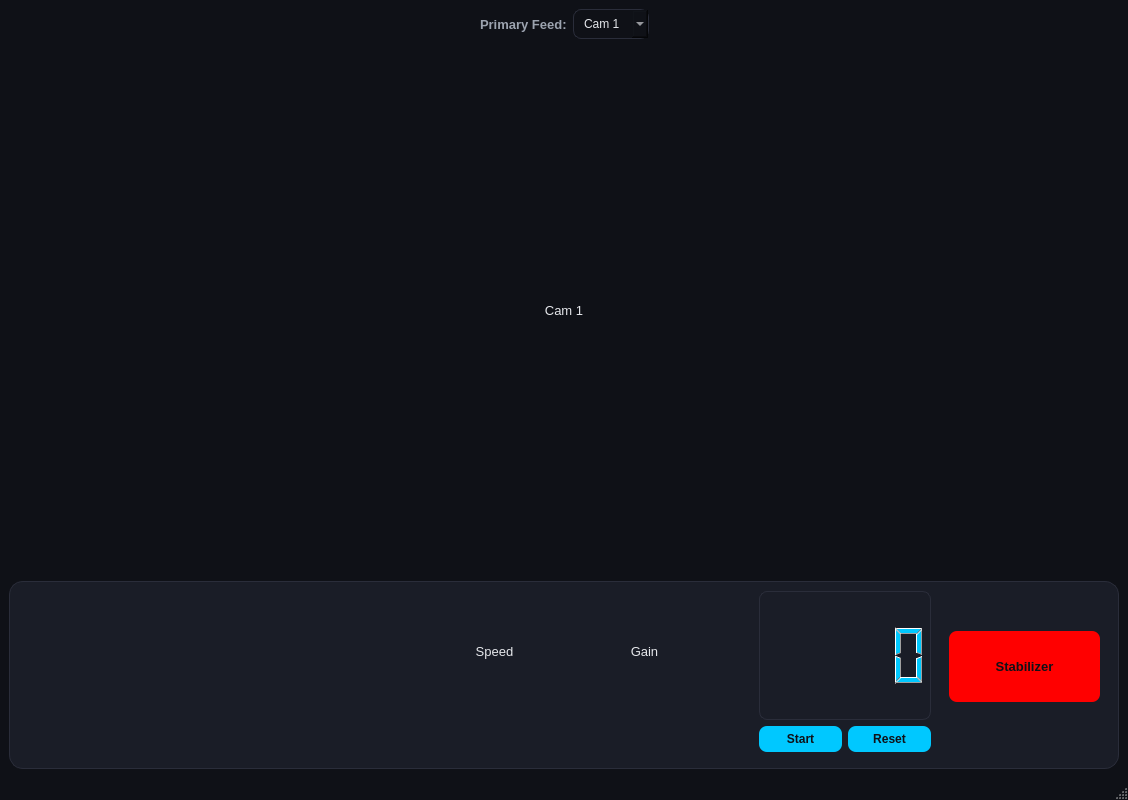
This is Front/copilot.ui in Omar-Tabouna/nautix-2026 as Qt 5 draws it before an edit. The edited form follows.
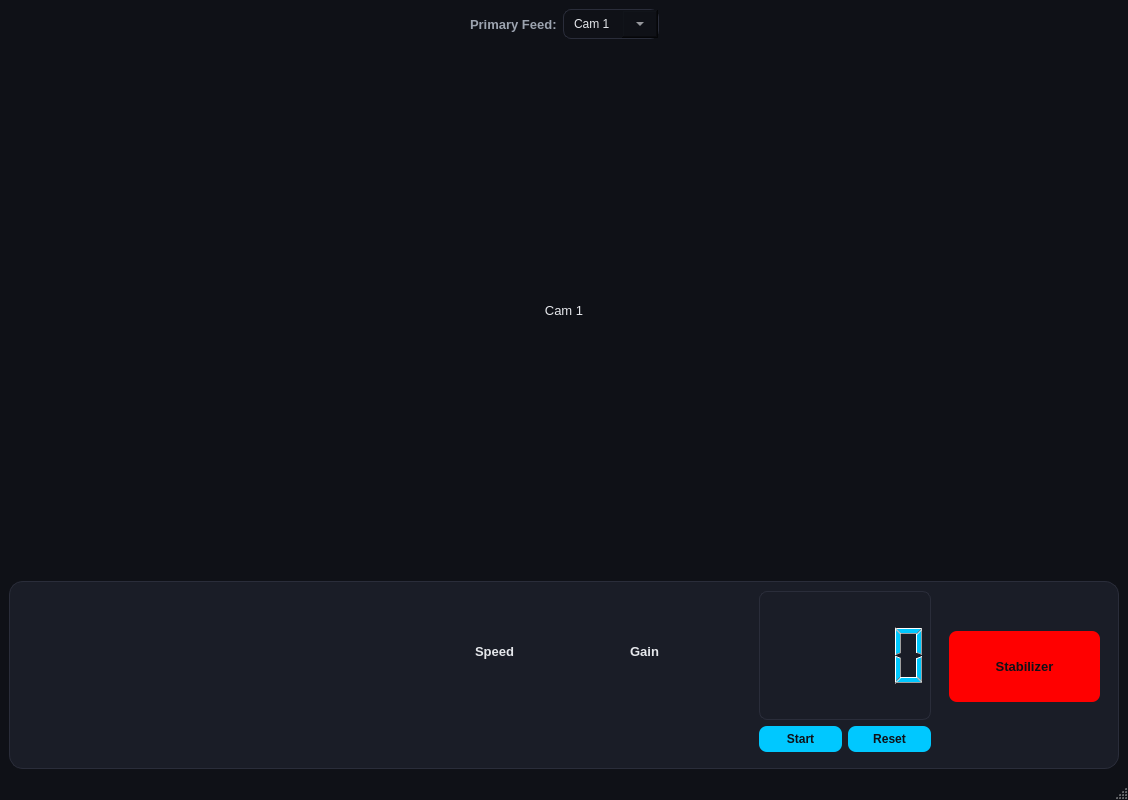
This is the edited form. Icons and pictures are not drawn. Custom widgets are drawn as their Qt base class.

Patch:
```diff
--- a/Front/copilot.ui
+++ b/Front/copilot.ui
@@ -62,6 +62,10 @@
     selection-color: #00c8ff;
 }
 
+QComboBox::drop-down {
+    width: 36px;
+}
+
 /* Buttons */
 QPushButton {
     background-color: #00c8ff;
@@ -505,6 +509,7 @@
           <property name="font">
            <font>
             <pointsize>-1</pointsize>
+            <bold>true</bold>
            </font>
           </property>
           <property name="text">
@@ -545,6 +550,7 @@
           <property name="font">
            <font>
             <pointsize>-1</pointsize>
+            <bold>true</bold>
            </font>
           </property>
           <property name="text">
```
